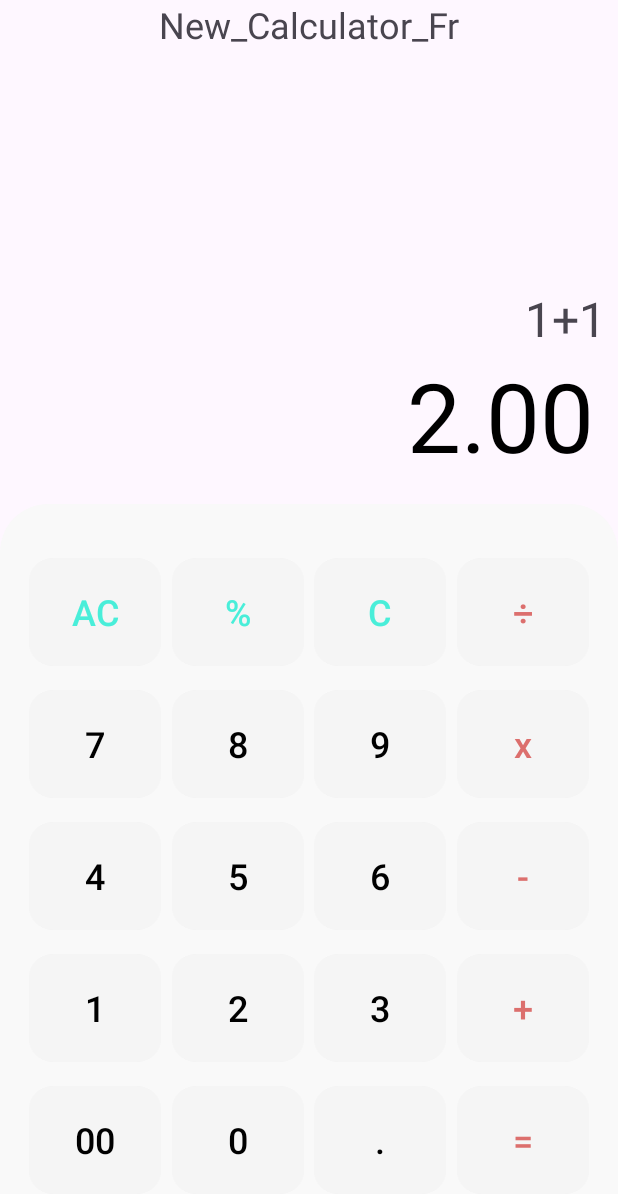
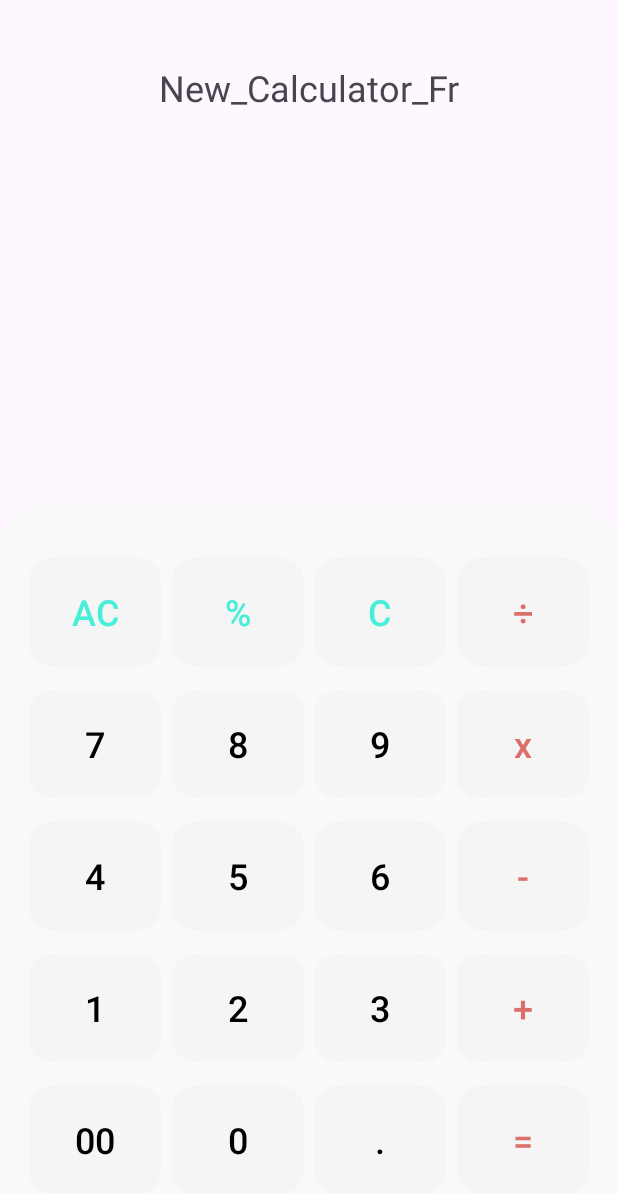
Before and after one commit to LeonardoTurtoga/My_Android_Calculator, an Android app: the screen it shows after launch (MainActivity), after a tap on "AC", on a phone screen of 412 x 824 dp. Shown: the top 1194 px of the screen. Run offline under Robolectric (Android 15) with nearby library versions, the phone set to English and light mode, and no system bars.

Commit message:
Most of Button is working

```diff
--- a/app/build.gradle
+++ b/app/build.gradle
@@ -7,6 +7,9 @@ android {
     namespace 'com.com_new_calculator.new_calculator_fr'
     compileSdk 35
 
+    buildFeatures {
+        viewBinding true
+    }
     defaultConfig {
         applicationId "com.com_new_calculator.new_calculator_fr"
         minSdk 21
--- a/app/src/main/java/com/com_new_calculator/new_calculator_fr/MainActivity.kt
+++ b/app/src/main/java/com/com_new_calculator/new_calculator_fr/MainActivity.kt
@@ -1,20 +1,46 @@
 package com.com_new_calculator.new_calculator_fr
 
 import android.os.Bundle
-import androidx.activity.enableEdgeToEdge
+import android.view.View
+import android.widget.Button
+import android.widget.TextView
 import androidx.appcompat.app.AppCompatActivity
-import androidx.core.view.ViewCompat
-import androidx.core.view.WindowInsetsCompat
+import com.com_new_calculator.new_calculator_fr.databinding.ActivityMainBinding
 
 class MainActivity : AppCompatActivity() {
+
+    private lateinit var binding: ActivityMainBinding
+    private lateinit var solution: TextView
+    private lateinit var answer: TextView
+
     override fun onCreate(savedInstanceState: Bundle?) {
         super.onCreate(savedInstanceState)
-        enableEdgeToEdge()
-        setContentView(R.layout.activity_main)
-        ViewCompat.setOnApplyWindowInsetsListener(findViewById(R.id.main)) { v, insets ->
-            val systemBars = insets.getInsets(WindowInsetsCompat.Type.systemBars())
-            v.setPadding(systemBars.left, systemBars.top, systemBars.right, systemBars.bottom)
-            insets
+        binding = ActivityMainBinding.inflate(layoutInflater)
+        setContentView(binding.root)
+
+
+        solution = binding.solutionTV
+        answer = binding.answerTV
+    }
+
+
+
+    fun allClearButton(view: View) {
+        solution.text = ""
+        answer.text = ""
+    }
+
+    fun numberButtons(view: View) {
+
+        if (view is Button) {
+            solution.append(view.text)
+        }
+    }
+    fun backSpaceButton(view: View){
+    var length = solution.length()
+
+        if(length > 0){
+            solution.text = solution.text.subSequence(0,length - 1)
         }
     }
 }
--- a/app/src/main/res/layout/activity_main.xml
+++ b/app/src/main/res/layout/activity_main.xml
@@ -7,13 +7,14 @@
     android:layout_height="match_parent"
 
     tools:context=".MainActivity"
-    tools:ignore="TextContrastCheck"
+    tools:ignore="TextContrastCheck, UsingOnClickInXml"
+
     >
-
 
 
     <com.google.android.material.textview.MaterialTextView
         android:id="@+id/textView2"
+        android:layout_marginTop="@dimen/dp_42p"
         android:layout_width="wrap_content"
         android:layout_height="wrap_content"
         android:text="@string/app_name"
@@ -36,13 +37,13 @@
 
     <com.google.android.material.textview.MaterialTextView
         android:id="@+id/answerTV"
+        style="@style/Solution_Themes"
         android:layout_width="match_parent"
         android:layout_height="wrap_content"
         android:layout_marginEnd="16dp"
         android:layout_marginBottom="@dimen/dp_16dp"
         android:gravity="end|end|bottom"
         android:text="@string/calculation"
-        style="@style/Solution_Themes"
         android:textSize="@dimen/font_size_64sp"
         app:layout_constraintBottom_toTopOf="@id/button_grid"
         app:layout_constraintEnd_toEndOf="parent" />
@@ -58,94 +59,137 @@
         android:paddingVertical="@dimen/dp_24dp"
         android:rowCount="5"
 
-        app:layout_constraintBottom_toBottomOf="parent"
-        >
+        app:layout_constraintBottom_toBottomOf="parent">
 
 
         <com.google.android.material.button.MaterialButton
+            android:id="@+id/all.clear.button"
             style="@style/buttonAllClear"
-            android:text="@string/button_string_AC" />
+            android:onClick="allClearButton"
+            android:text="@string/button_string_AC"
+            />
 
         <com.google.android.material.button.MaterialButton
+            android:id="@+id/percent.button"
             style="@style/buttonPercent"
-            android:text="@string/button_string_percent"
- />
+            android:text="@string/button_string_percent" />
 
         <com.google.android.material.button.MaterialButton
+            android:id="@+id/back.space.button"
+            android:onClick="backSpaceButton"
             style="@style/buttonBackSpace"
             android:text="@string/button_string_C" />
 
         <com.google.android.material.button.MaterialButton
+            android:id="@+id/operation.divide.button"
+
             style="@style/buttonOperation"
             android:text="@string/button_string_divide" />
 
 
         <com.google.android.material.button.MaterialButton
+            android:id="@+id/number.7.button"
+            android:onClick="numberButtons"
             style="@style/buttonNumber"
             android:text="@string/button_string_7" />
 
         <com.google.android.material.button.MaterialButton
+            android:id="@+id/number.8.button"
+            android:onClick="numberButtons"
 
             style="@style/buttonNumber"
             android:text="@string/button_string_8" />
 
         <com.google.android.material.button.MaterialButton
+            android:id="@+id/number.9.button"
+            android:onClick="numberButtons"
+
             style="@style/buttonNumber"
             android:text="@string/button_string_9" />
 
         <com.google.android.material.button.MaterialButton
+            android:id="@+id/operation.multiple.button"
+
             style="@style/buttonOperation"
             android:text="@string/button_string_multiple" />
 
         <com.google.android.material.button.MaterialButton
+            android:id="@+id/number.4.button"
+            android:onClick="numberButtons"
+
             style="@style/buttonNumber"
             android:text="@string/button_string_4" />
 
         <com.google.android.material.button.MaterialButton
+            android:id="@+id/number.5.button"
+            android:onClick="numberButtons"
+
             style="@style/buttonNumber"
             android:text="@string/button_string_5" />
 
         <com.google.android.material.button.MaterialButton
+            android:onClick="numberButtons"
+            android:id="@+id/number.6.button"
             style="@style/buttonNumber"
             android:text="@string/button_string_6" />
 
         <com.google.android.material.button.MaterialButton
+            android:id="@+id/operation.minus.button"
             style="@style/buttonOperation"
             android:text="@string/button_string_subtract" />
 
         <com.google.android.material.button.MaterialButton
+            android:id="@+id/number.1.button"
+            android:onClick="numberButtons"
             style="@style/buttonNumber"
+
+
             android:text="@string/button_string_1" />
 
         <com.google.android.material.button.MaterialButton
+            android:id="@+id/number.2.button"
             style="@style/buttonNumber"
+            android:onClick="numberButtons"
+
             android:text="@string/button_number_2" />
 
         <com.google.android.material.button.MaterialButton
+            android:id="@+id/number.3.button"
             style="@style/buttonNumber"
+
+            android:onClick="numberButtons"
             android:text="@string/button_string_3" />
 
         <com.google.android.material.button.MaterialButton
+            android:id="@+id/operation.plus.button"
             style="@style/buttonOperation"
+
             android:text="@string/button_string_plus" />
 
         <com.google.android.material.button.MaterialButton
+            android:id="@+id/number.00.button"
+            android:onClick="numberButtons"
 
             style="@style/buttonNumber"
             android:text="@string/button_string_00" />
 
         <com.google.android.material.button.MaterialButton
+            android:id="@+id/number.0.button"
 
+            android:onClick="numberButtons"
             style="@style/buttonNumber"
             android:text="@string/button_string_0" />
 
         <com.google.android.material.button.MaterialButton
+            android:id="@+id/number.period.button"
 
             style="@style/buttonNumber"
             android:text="@string/button_string_." />
 
         <com.google.android.material.button.MaterialButton
+            android:id="@+id/equals.button"
             style="@style/buttonEquals"
+
             android:text="@string/button_string_equals" />
 
 
--- a/app/src/main/res/values/dimens.xml
+++ b/app/src/main/res/values/dimens.xml
@@ -11,6 +11,8 @@
     <dimen name="dp_254dp">254dp</dimen>
     <dimen name="dp_460dp">460dp</dimen>
     <dimen name="dp_80p">80dp</dimen>
+    <dimen name="dp_42p">42dp</dimen>
+
 
 
     <dimen name="font_8sp">8sp</dimen>
--- a/app/src/main/res/values/styles.xml
+++ b/app/src/main/res/values/styles.xml
@@ -10,7 +10,7 @@
         <item name="android:layout_rowWeight">1</item>
         <item name="android:layout_columnWeight">1</item>
         <item name="android:layout_gravity">center</item>
-        <item name="android:onClick">allClearAction</item>
+<!--        <item name="android:onClick">allClearAction</item>-->
         <item name="android:layout_marginTop">@dimen/dp_8dp</item>
     </style>
 
@@ -20,9 +20,8 @@
         <item name="android:layout_rowWeight">1</item>
         <item name="android:layout_columnWeight">1</item>
         <item name="android:layout_gravity">center</item>
-        <item name="android:onClick">operationAction</item>
+<!--        <item name="android:onClick">operationAction</item>-->
         <item name="android:layout_marginTop">@dimen/dp_8dp</item>
-
     </style>
 
     <style name="buttonBackSpace" parent="ColumnFirst">
@@ -31,7 +30,7 @@
         <item name="android:layout_rowWeight">1</item>
         <item name="android:layout_columnWeight">1</item>
         <item name="android:layout_gravity">center</item>
-        <item name="android:onClick">backspaceAction</item>
+<!--        <item name="android:onClick">backspaceAction</item>-->
         <item name="android:layout_marginTop">@dimen/dp_8dp</item>
     </style>
 
@@ -51,7 +50,7 @@
         <item name="android:layout_rowWeight">1</item>
         <item name="android:layout_columnWeight">1</item>
         <item name="android:layout_gravity">center</item>
-        <item name="android:onClick">equalsAction</item>
+<!--        <item name="android:onClick">equalsAction</item>-->
         <item name="android:layout_marginTop">@dimen/dp_8dp</item>
     </style>
 
@@ -62,7 +61,7 @@
         <item name="android:layout_rowWeight">1</item>
         <item name="android:layout_columnWeight">1</item>
         <item name="android:layout_gravity">center</item>
-        <item name="android:onClick">equalsAction</item>
+<!--        <item name="android:onClick">numberAction</item>-->
         <item name="android:layout_marginTop">@dimen/dp_8dp</item>
     </style>
 </resources>
```
